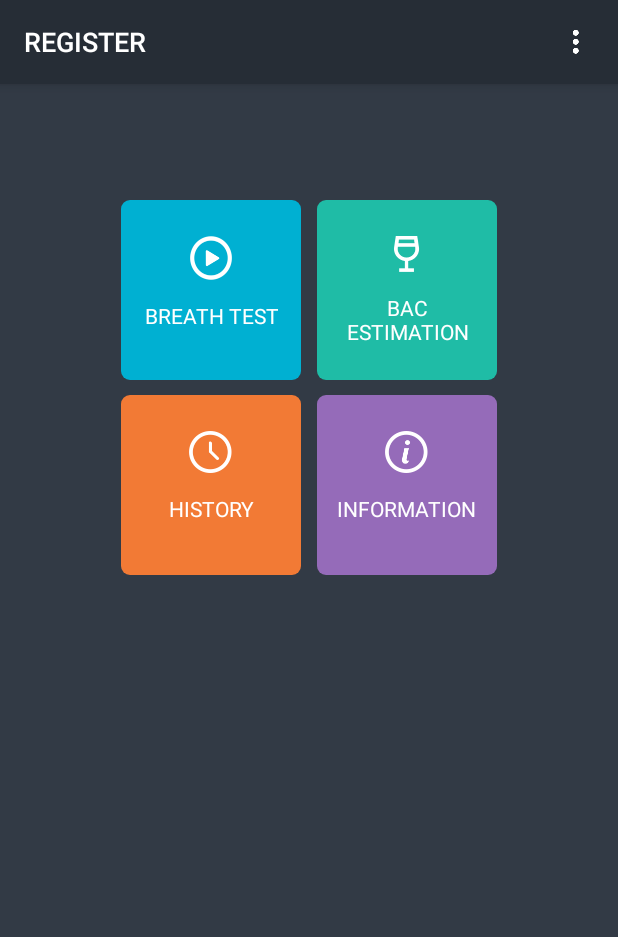
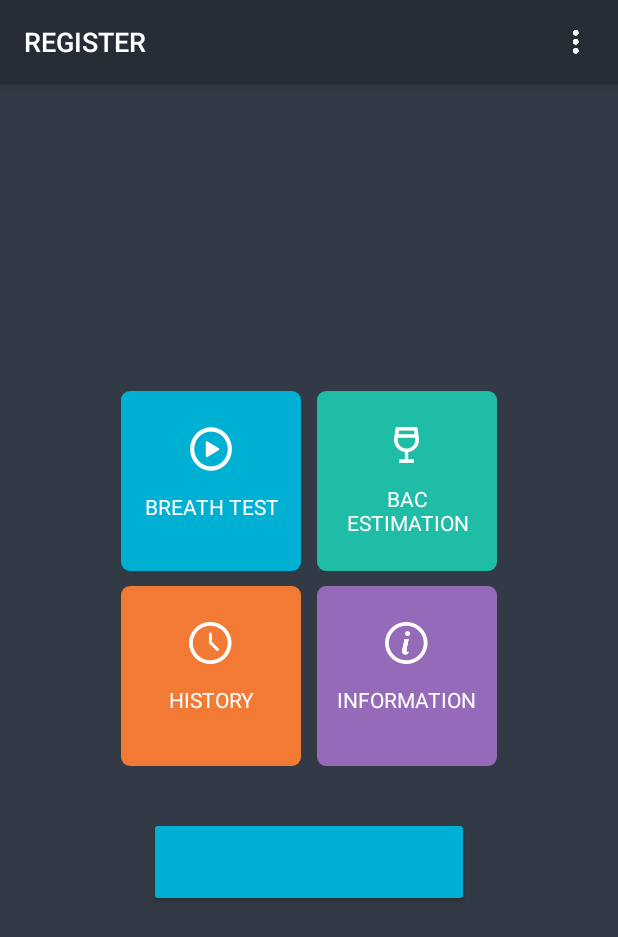
Before and after one commit to dianabotnaru/androidchart, an Android app: the layout activity_main.xml on its own in the app's theme, with its tools: preview values and no code run, on a phone screen of 412 x 824 dp. Shown: the top 937 px of the screen. Run offline under Robolectric (Android 15) with nearby library versions, the phone set to English and light mode, and no system bars.

Commit message:
added registered button and some action in main activity

```diff
--- /dev/null
+++ b/app/src/main/res/drawable/selector_layout_breath_test.xml
@@ -0,0 +1,5 @@
+<?xml version="1.0" encoding="utf-8"?>
+<selector xmlns:android="http://schemas.android.com/apk/res/android">
+    <item android:drawable="@drawable/shape_button_start_active" android:state_enabled="true" />
+    <item android:drawable="@drawable/shape_button_start_inactive" android:state_enabled="false" />
+</selector>
--- /dev/null
+++ b/app/src/main/res/drawable/shape_button_start_inactive.xml
@@ -0,0 +1,5 @@
+<shape xmlns:android="http://schemas.android.com/apk/res/android"
+    android:shape="rectangle">
+    <corners android:radius="6dp" />
+    <solid android:color="@color/colorPrimary" />
+</shape>
--- a/app/src/main/res/layout/activity_main.xml
+++ b/app/src/main/res/layout/activity_main.xml
@@ -15,19 +15,21 @@
     <LinearLayout
         android:orientation="vertical"
         android:layout_width="match_parent"
-        android:layout_height="match_parent">
+        android:layout_height="match_parent"
+        android:gravity="center">
 
         <LinearLayout
             android:orientation="horizontal"
             android:layout_width="match_parent"
             android:layout_height="wrap_content"
             android:gravity="center"
-            android:layout_marginTop="77dp">
+            android:layout_marginTop="20dp">
 
             <RelativeLayout
                 android:layout_width="120dp"
                 android:layout_height="120dp"
-                android:background="@drawable/shape_button_start"
+                android:id="@+id/layout_breath_test"
+                android:background="@drawable/selector_layout_breath_test"
                 android:layout_marginRight="5dp">
 
                 <ImageView
@@ -145,6 +147,13 @@
 
         </LinearLayout>
 
+        <Button
+            android:layout_width="205dp"
+            android:layout_height="48dp"
+            style="@style/ButtonBlue"
+            android:id="@+id/button_register"
+            android:layout_margin="40dp" />
+
     </LinearLayout>
 
     <include
--- a/app/src/main/res/values/strings.xml
+++ b/app/src/main/res/values/strings.xml
@@ -27,5 +27,7 @@
     <string name="home.bac.estimation">BAC\nESTIMATION</string>
     <string name="home.history">HISTORY</string>
     <string name="home.information">INFORMATION</string>
+    <string name="home.registered.button.title">Elan Registered</string>
+    <string name="home.notregistered.button.title">Please register your ELAN</string>
 
 </resources>
```
Also changed, not shown: app/src/main/java/com/alcoholcountermeasuresystems/android/elan/activities/MainActivity.java (+37 -4 lines), app/src/main/res/drawable/shape_button_start_active.xml (renamed from app/src/main/res/drawable/shape_button_start.xml).
